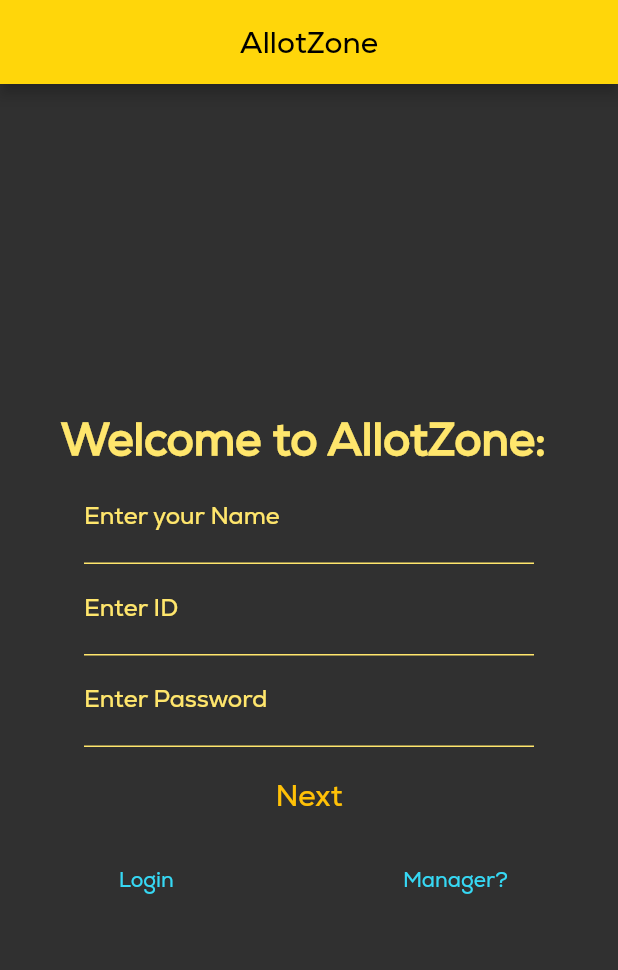
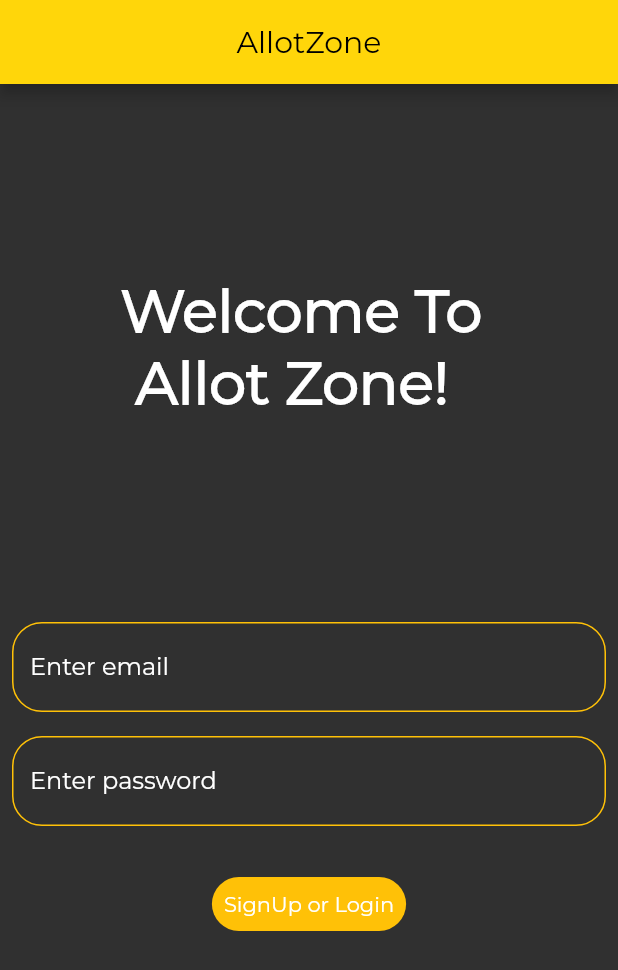
Before and after one commit to MaitreyaManohar/AllotZone, a Flutter app: the screen it shows after launch, on a phone screen of 412 x 824 dp. Shown: the top 970 px of the screen. Run offline on Flutter 3.47's test engine with Material 2 defaults, Android fonts, the phone set to English and light mode, and no system bars; our stand-ins replace animated_splash_screen, firebase_auth, firebase_core, page_transition; accounts and stored records are empty.

Commit message:
Completely Revised

```diff
--- a/allot_zone/lib/Colors.dart
+++ b/allot_zone/lib/Colors.dart
@@ -3,6 +3,9 @@ import 'package:flutter/material.dart';
 
 class MyColors{
   static Color appBackground = const Color.fromARGB(255, 48, 48, 48);
-  static Color buttonColor = Colors.amber;
-  static Color linkColor = Color.fromARGB(255, 54, 216, 244);
+  static Color buttonTextColor = Colors.white;
+  static Color buttonBackground = Colors.amber;
+  static Color linkColor = const Color.fromARGB(255, 54, 216, 244);
+  static Color textColor = Colors.white;
+  static Color textFieldBorder = Colors.amber;
 }
--- a/allot_zone/lib/firstPage.dart
+++ /dev/null
@@ -1,133 +0,0 @@
-import 'package:allot_zone/Colors.dart';
-import 'package:allot_zone/WingSelectionPage.dart';
-import 'package:cloud_firestore/cloud_firestore.dart';
-import 'package:flutter/material.dart';
-import 'package:flutter/src/widgets/container.dart';
-import 'package:flutter/src/widgets/framework.dart';
-
-class FirstPage extends StatelessWidget {
-  FirstPage({super.key});
-  String ?studentId;
-  String ?studentName;
-  String ?password;
-  CollectionReference users = FirebaseFirestore.instance.collection("users");
-  @override
-  Widget build(BuildContext context) {
-    return Scaffold(
-      appBar: AppBar(
-        centerTitle: true,
-        title: const Text(
-          'AllotZone',
-        ),
-      ),
-      body: Column(
-        children: [
-          Center(
-            child: Text(
-              'Welcome to AllotZone: ',
-              style: TextStyle(
-                  fontSize: 30,
-                  fontWeight: FontWeight.bold,
-                  color: Theme.of(context).primaryColorLight),
-            ),
-          ),
-          SizedBox(
-            width: 300,
-            child: TextField(
-              onChanged: ((value) => studentName=value),
-              style: TextStyle(
-                color: MyColors.buttonColor,
-              ),
-              decoration: InputDecoration(
-                  enabledBorder: UnderlineInputBorder(
-                      borderSide: BorderSide(
-                          color: Theme.of(context).primaryColorLight)),
-                  labelText: 'Enter your Name',
-                  labelStyle:
-                      TextStyle(color: Theme.of(context).primaryColorLight)),
-            ),
-          ),
-          SizedBox(
-            width: 300,
-            child: TextField(
-              onChanged: (value) => studentId=value,
-              style: TextStyle(
-                color: MyColors.buttonColor,
-              ),
-              decoration: InputDecoration(
-                  enabledBorder: UnderlineInputBorder(
-                      borderSide: BorderSide(
-                          color: Theme.of(context).primaryColorLight)),
-                  labelText: 'Enter ID',
-                  labelStyle:
-                      TextStyle(color: Theme.of(context).primaryColorLight)),
-            ),
-          ),
-          SizedBox(
-            width: 300,
-            child: TextField(
-              onChanged: (value) => password=value,
-              style: TextStyle(
-                color: MyColors.buttonColor,
-              ),
-              decoration: InputDecoration(
-                  enabledBorder: UnderlineInputBorder(
-                      borderSide: BorderSide(
-                          color: Theme.of(context).primaryColorLight)),
-                  labelText: 'Enter Password',
-                  labelStyle:
-                      TextStyle(color: Theme.of(context).primaryColorLight)),
-            ),
-          ),
-          Padding(
-            padding: const EdgeInsets.all(8.0),
-            child: TextButton(
-              child: const Text(
-                "Next",
-                style: TextStyle(fontSize: 20),
-              ),
-              onPressed: () async {
-                await users.add({
-                    'name':studentName,
-                    'id':studentId,
-                    'password':password
-                }).then((value) => print("User Added"));
-                Navigator.push(
-                    context,
-                    MaterialPageRoute(
-                        builder: (context) => WingSelectionPage()));
-              },
-              style:
-                  TextButton.styleFrom(foregroundColor: MyColors.buttonColor),
-            ),
-          ),
-          Row(
-            children: [
-              TextButton(
-                child: const Text(
-                  "Login",
-                ),
-                onPressed: () {},
-                style:
-                    TextButton.styleFrom(foregroundColor: MyColors.linkColor),
-              ),
-              TextButton(
-                child: const Text(
-                  "Manager?",
-                ),
-                onPressed: () async{
-
-                },
-                style:
-                    TextButton.styleFrom(foregroundColor: MyColors.linkColor),
-              ),
-            ],
-            mainAxisAlignment: MainAxisAlignment.spaceAround,
-          )
-        ],
-        mainAxisAlignment: MainAxisAlignment.center,
-        crossAxisAlignment: CrossAxisAlignment.center,
-      ),
-    );
-  }
-}
--- /dev/null
+++ b/allot_zone/lib/login_first_page.dart
@@ -0,0 +1,160 @@
+import 'package:allot_zone/wing_selection.dart';
+import 'package:firebase_auth/firebase_auth.dart';
+import 'package:firebase_core/firebase_core.dart';
+import 'package:flutter/material.dart';
+
+import 'Colors.dart';
+
+class FirstPage extends StatelessWidget {
+  final TextEditingController _emailController = TextEditingController();
+  final TextEditingController _passwordController = TextEditingController();
+
+  AlertDialog alert = const AlertDialog(
+    title: Text("My title"),
+    content: Text("This is my message."),
+  );
+
+  Future signIn(BuildContext context, String email, String password) async {
+    try {
+      await FirebaseAuth.instance
+          .signInWithEmailAndPassword(email: email, password: password);
+      Navigator.of(context).pushReplacement(new MaterialPageRoute(builder:
+      ((context) => const WingSelection())
+      ));
+    } on FirebaseAuthException catch (e) {
+      showDialog(
+          context: context,
+          builder: ((context) => AlertDialog(
+                backgroundColor: Colors.grey,
+                title: const Text("Wrong password"),
+                content: Text(e.toString()),
+              )));
+    }
+
+  }
+
+  Future signUp(BuildContext context, String email, String password) async {
+    // showDialog(
+    //     context: context,
+    //     builder: ((context) => const CircularProgressIndicator()));
+
+    try {
+      await FirebaseAuth.instance
+          .createUserWithEmailAndPassword(email: email, password: password);
+      Navigator.of(context).pushReplacement(new MaterialPageRoute(builder:
+      ((context) => const WingSelection())
+      ));
+
+    } on FirebaseAuthException catch (e) {
+      print(e.code);
+      if (e.code == 'email-already-in-use') {
+        signIn(context, email, password);
+      } else {
+        showDialog(
+            context: context,
+            builder: ((context) {
+              return AlertDialog(
+                backgroundColor: Colors.grey,
+                title: const Text("Error"),
+                content: Text(e.toString()),
+              );
+            }));
+      }
+    }
+
+    // Navigator.of(context).pop();
+  }
+
+  FirstPage({super.key});
+
+  @override
+  Widget build(BuildContext context) {
+    return Scaffold(
+      appBar: AppBar(
+        centerTitle: true,
+        title: const Text(
+          'AllotZone',
+        ),
+      ),
+      body: Column(
+        mainAxisAlignment: MainAxisAlignment.spaceEvenly,
+        children: [
+          const Padding(
+            padding: EdgeInsets.all(10.0),
+            child: Center(
+              child: Text(
+                "Welcome To \n Allot Zone!",
+                style: TextStyle(
+                    fontFamily: 'Monsterrat',
+                    fontSize: 39,
+                    fontWeight: FontWeight.bold),
+              ),
+            ),
+          ),
+          SizedBox(
+            height: 300,
+            child: Column(
+              children: [
+                Padding(
+                  padding: const EdgeInsets.all(8.0),
+                  child: TextField(
+                    controller: _emailController,
+                    decoration: InputDecoration(
+                        enabledBorder: OutlineInputBorder(
+                            borderRadius:
+                                const BorderRadius.all(Radius.circular(20)),
+                            borderSide: BorderSide(
+                              color: MyColors.textFieldBorder,
+                            )),
+                        labelText: "Enter email",
+                        labelStyle: TextStyle(color: MyColors.textColor)),
+                  ),
+                ),
+                Padding(
+                  padding: const EdgeInsets.all(8.0),
+                  child: TextField(
+                    obscureText: true,
+                    controller: _passwordController,
+                    decoration: InputDecoration(
+                        enabledBorder: OutlineInputBorder(
+                            borderRadius:
+                                const BorderRadius.all(Radius.circular(20)),
+                            borderSide: BorderSide(
+                              color: MyColors.textFieldBorder,
+                            )),
+                        labelText: "Enter password",
+                        labelStyle: TextStyle(color: MyColors.textColor)),
+                  ),
+                ),
+                Padding(
+                  padding: const EdgeInsets.all(20.0),
+                  child: TextButton(
+                    onPressed: () {
+                      signUp(context, _emailController.text,
+                          _passwordController.text);
+                    },
+                    style: ButtonStyle(
+                      backgroundColor: MaterialStateProperty.all<Color>(
+                          MyColors.buttonBackground),
+                      shape: MaterialStateProperty.all<RoundedRectangleBorder>(
+                        RoundedRectangleBorder(
+                          borderRadius: BorderRadius.circular(18.0),
+                        ),
+                      ),
+                    ),
+                    child: Text(
+                      "SignUp or Login",
+                      style: TextStyle(
+                        color: MyColors.buttonTextColor,
+                      ),
+                    ),
+                  ),
+                )
+              ],
+            ),
+          ),
+        ],
+      ),
+    );
+  }
+}
--- a/allot_zone/lib/main.dart
+++ b/allot_zone/lib/main.dart
@@ -1,3 +1,4 @@
+import 'package:allot_zone/Colors.dart';
 import 'package:allot_zone/splashScreen.dart';
 import 'package:firebase_core/firebase_core.dart';
 import 'package:flutter/material.dart';
@@ -38,14 +39,12 @@ class AllotZone extends StatelessWidget {
         theme: ThemeData(
           primarySwatch: createMaterialColor(const Color.fromARGB(255, 255, 214, 10)),
           scaffoldBackgroundColor: const Color.fromARGB(255, 48, 48, 48),
-          fontFamily: 'Nexa',
-          textTheme: TextTheme(
-            button: TextStyle(color: Colors.amber),
-            headline1: TextStyle(color: Theme.of(context).primaryColor),
-            headline2: TextStyle(color: Theme.of(context).primaryColor),
-            bodyText2: TextStyle(color: Theme.of(context).primaryColor),
-            subtitle1: TextStyle(color: Theme.of(context).primaryColorLight),
-          ),
+          fontFamily: 'Monsterrat',
+          textTheme: Theme.of(context).textTheme.apply(
+            fontFamily: 'Monsterrat',
+            bodyColor: MyColors.textColor,
+
+          )
         ),
         home: const Scaffold(
           body: SplashScreen(),
```
Also changed, not shown: allot_zone/lib/WingSelectionPage.dart (deleted, +0 -118 lines), allot_zone/lib/individual_wing.dart (deleted, +0 -51 lines), allot_zone/lib/individual_wing_model.dart (added, +25 -0 lines), allot_zone/lib/splashScreen.dart (+2 -6 lines), allot_zone/lib/wing_members.dart (+13 -11 lines), allot_zone/lib/wing_selection.dart (added, +123 -0 lines), allot_zone/pubspec.yaml (+4 -3 lines), allot_zone/assets/fonts/Montserrat-Bold.ttf (added), allot_zone/assets/fonts/Montserrat-Light.ttf (added), allot_zone/assets/fonts/Montserrat-Regular.ttf (added), allot_zone/pubspec.lock, 1 other file.
